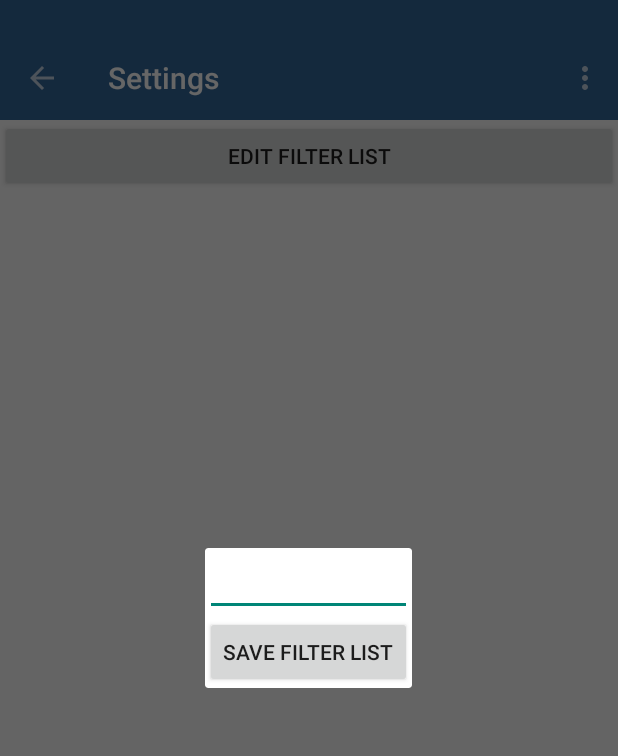
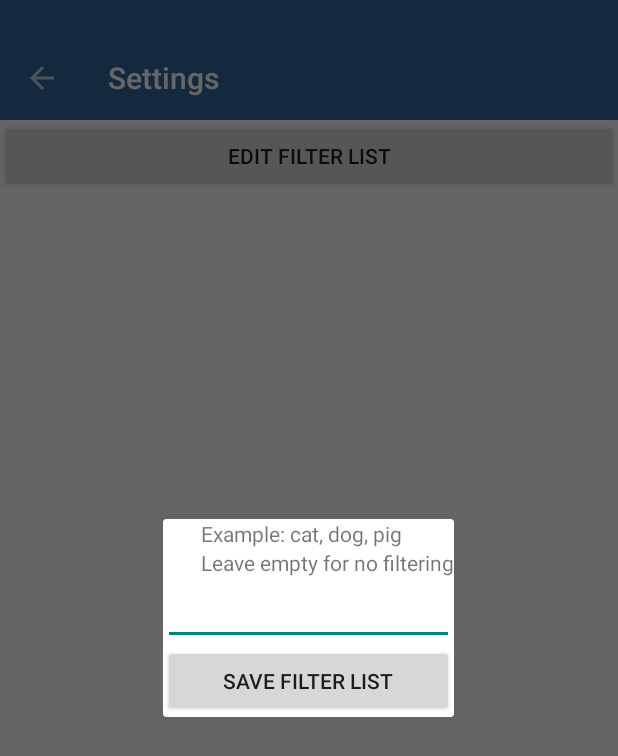
Before and after one commit to int0x191f2/mediamaid-android, an Android app: the SettingsActivity screen opened directly, with no data from a screen before it, after a tap on "EDIT FILTER LIST", on a phone screen of 412 x 824 dp. Shown: the top 756 px of the screen. Run offline under Robolectric (Android 15) with nearby library versions, the phone set to English and light mode, and no system bars; libraries missing offline, so code that uses them is left out: twitter4j.auth.

Commit message:
added multi-word filtering via a comma seperated string of words

```diff
--- a/app/src/main/java/int0x191f2/mediamaid/ComposeActivity.java
+++ b/app/src/main/java/int0x191f2/mediamaid/ComposeActivity.java
@@ -38,9 +38,6 @@ public class ComposeActivity extends AppCompatActivity {
     @Override
     public boolean onOptionsItemSelected(MenuItem item) {
         int id = item.getItemId();
-        if (id == R.id.action_settings) {
-            return true;
-        }
         if (id == R.id.sendMessage) {
             Boolean didSend = twitterTweeter.send(((EditText)(findViewById(R.id.composeMessageInput))).getText().toString());
             if(!(((EditText)(findViewById(R.id.composeMessageInput))).getText().toString().isEmpty())) {
--- a/app/src/main/java/int0x191f2/mediamaid/SettingsActivity.java
+++ b/app/src/main/java/int0x191f2/mediamaid/SettingsActivity.java
@@ -39,33 +39,10 @@ public class SettingsActivity extends AppCompatActivity{
             public void onClick(View v) {
                 FragmentManager fragmentManager = getFragmentManager();
                 FilterListDialogFragment filterListDialogFragment = new FilterListDialogFragment();
-                filterListDialogFragment.setCancelable(false);
+                filterListDialogFragment.setCancelable(true);
                 filterListDialogFragment.setDialogTitle("Filter List");
                 filterListDialogFragment.show(fragmentManager,"Filter List");
             }
         });
-
-    }
-
-    @Override
-    public boolean onCreateOptionsMenu(Menu menu) {
-        // Inflate the menu; this adds items to the action bar if it is present.
-        getMenuInflater().inflate(R.menu.menu_settings, menu);
-        return true;
-    }
-
-    @Override
-    public boolean onOptionsItemSelected(MenuItem item) {
-        // Handle action bar item clicks here. The action bar will
-        // automatically handle clicks on the Home/Up button, so long
-        // as you specify a parent activity in AndroidManifest.xml.
-        int id = item.getItemId();
-
-        //noinspection SimplifiableIfStatement
-        if (id == R.id.action_settings) {
-            return true;
-        }
-
-        return super.onOptionsItemSelected(item);
     }
 }
--- a/app/src/main/res/layout/filter_list_input_fragment.xml
+++ b/app/src/main/res/layout/filter_list_input_fragment.xml
@@ -2,6 +2,19 @@
 <LinearLayout xmlns:android="http://schemas.android.com/apk/res/android"
     android:orientation="vertical" android:layout_width="match_parent"
     android:layout_height="match_parent">
+
+        <TextView
+            android:text="Example: cat, dog, pig"
+            android:layout_marginLeft="25dp"
+            android:layout_marginStart="25dp"
+            android:layout_width="wrap_content"
+            android:layout_height="wrap_content" />
+        <TextView
+            android:text="Leave empty for no filtering"
+            android:layout_marginLeft="25dp"
+            android:layout_marginStart="25dp"
+            android:layout_width="wrap_content"
+            android:layout_height="wrap_content" />
 
         <EditText
             android:inputType="textMultiLine"
--- a/app/src/main/res/menu/menu_settings.xml
+++ b/app/src/main/res/menu/menu_settings.xml
@@ -1,6 +1,4 @@
 <menu xmlns:android="http://schemas.android.com/apk/res/android"
     xmlns:app="http://schemas.android.com/apk/res-auto"
     xmlns:tools="http://schemas.android.com/tools" tools:context="int0x191f2.mediamaid.SettingsActivity">
-    <item android:id="@+id/action_settings" android:title="@string/action_settings"
-        android:orderInCategory="100" app:showAsAction="never" />
 </menu>
```
Also changed, not shown: app/src/main/java/int0x191f2/mediamaid/LoginActivity.java (+0 -15 lines), app/src/main/java/int0x191f2/mediamaid/MainActivity.java (+0 -10 lines), app/src/main/java/int0x191f2/mediamaid/TwitterTweet.java (+18 -4 lines).
